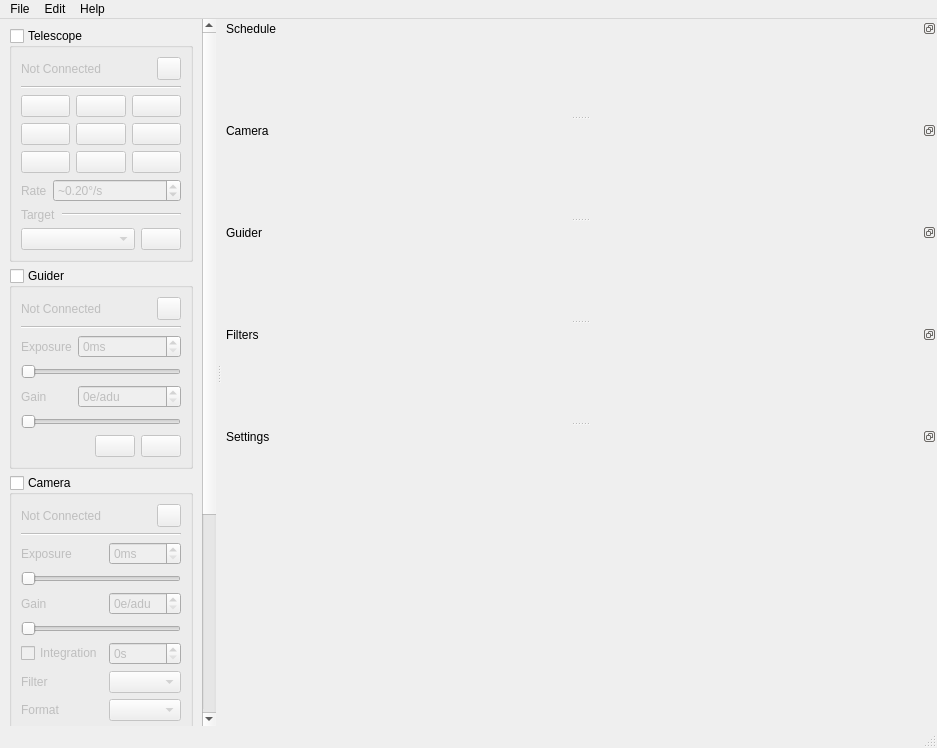
This is qt/mainwindow.ui in EthanChappel/Ecliptic as Qt 5 draws it before an edit. The edited form follows.
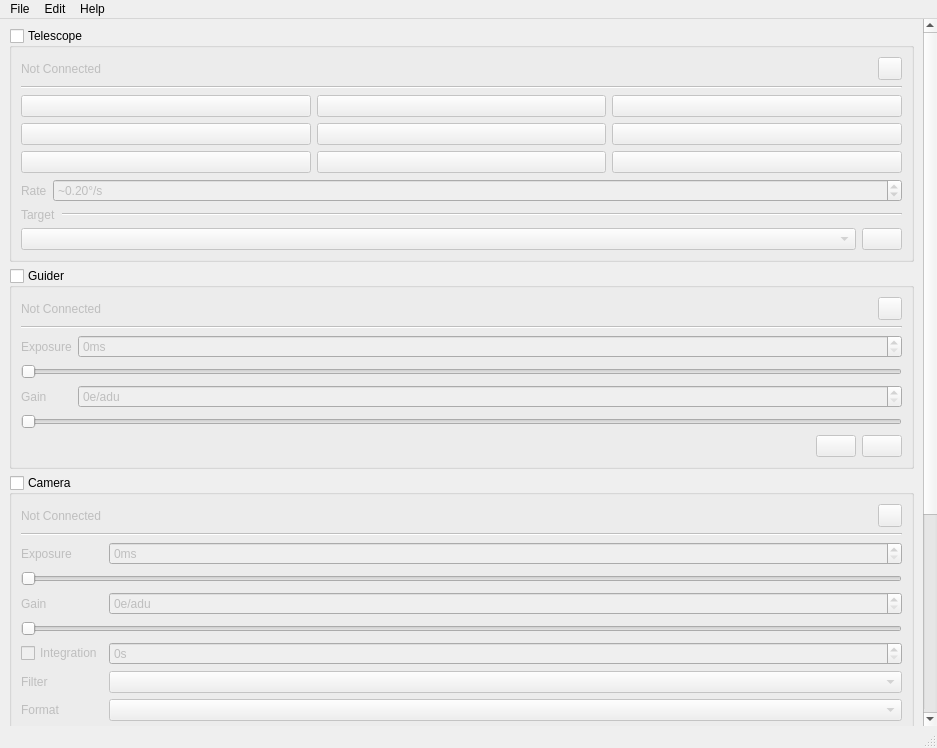
This is the edited form. Icons and pictures are not drawn.

Commit message: Change QDockWidgets into DockWindows

Diff of the .ui file:
```diff
--- a/qt/mainwindow.ui
+++ b/qt/mainwindow.ui
@@ -81,8 +81,8 @@
         <rect>
          <x>0</x>
          <y>0</y>
-         <width>215</width>
-         <height>1202</height>
+         <width>920</width>
+         <height>1247</height>
         </rect>
        </property>
        <layout class="QFormLayout" name="formLayout_4">
@@ -1418,194 +1418,6 @@
    <addaction name="menu_edit"/>
    <addaction name="help_menu"/>
   </widget>
-  <widget class="QDockWidget" name="schedule_dockwidget">
-   <property name="sizePolicy">
-    <sizepolicy hsizetype="MinimumExpanding" vsizetype="Preferred">
-     <horstretch>0</horstretch>
-     <verstretch>0</verstretch>
-    </sizepolicy>
-   </property>
-   <property name="features">
-    <set>QDockWidget::DockWidgetFloatable|QDockWidget::DockWidgetMovable</set>
-   </property>
-   <property name="allowedAreas">
-    <set>Qt::LeftDockWidgetArea|Qt::RightDockWidgetArea</set>
-   </property>
-   <property name="windowTitle">
-    <string>Schedule</string>
-   </property>
-   <attribute name="dockWidgetArea">
-    <number>2</number>
-   </attribute>
-   <widget class="QWidget" name="dockwidget_contents">
-    <layout class="QVBoxLayout" name="verticalLayout_7">
-     <property name="leftMargin">
-      <number>0</number>
-     </property>
-     <property name="topMargin">
-      <number>0</number>
-     </property>
-     <property name="rightMargin">
-      <number>0</number>
-     </property>
-    </layout>
-   </widget>
-  </widget>
-  <widget class="QDockWidget" name="camera_dockwidget">
-   <property name="sizePolicy">
-    <sizepolicy hsizetype="MinimumExpanding" vsizetype="Preferred">
-     <horstretch>0</horstretch>
-     <verstretch>0</verstretch>
-    </sizepolicy>
-   </property>
-   <property name="features">
-    <set>QDockWidget::DockWidgetFloatable|QDockWidget::DockWidgetMovable</set>
-   </property>
-   <property name="allowedAreas">
-    <set>Qt::LeftDockWidgetArea|Qt::RightDockWidgetArea</set>
-   </property>
-   <property name="windowTitle">
-    <string>Camera</string>
-   </property>
-   <attribute name="dockWidgetArea">
-    <number>2</number>
-   </attribute>
-   <widget class="QWidget" name="dockwidgetcontents_2">
-    <layout class="QVBoxLayout" name="verticalLayout_9">
-     <property name="leftMargin">
-      <number>0</number>
-     </property>
-     <property name="topMargin">
-      <number>0</number>
-     </property>
-     <property name="rightMargin">
-      <number>0</number>
-     </property>
-    </layout>
-   </widget>
-  </widget>
-  <widget class="QDockWidget" name="guider_dockwidget">
-   <property name="sizePolicy">
-    <sizepolicy hsizetype="MinimumExpanding" vsizetype="Preferred">
-     <horstretch>0</horstretch>
-     <verstretch>0</verstretch>
-    </sizepolicy>
-   </property>
-   <property name="features">
-    <set>QDockWidget::DockWidgetFloatable|QDockWidget::DockWidgetMovable</set>
-   </property>
-   <property name="allowedAreas">
-    <set>Qt::LeftDockWidgetArea|Qt::RightDockWidgetArea</set>
-   </property>
-   <property name="windowTitle">
-    <string>Guider</string>
-   </property>
-   <attribute name="dockWidgetArea">
-    <number>2</number>
-   </attribute>
-   <widget class="QWidget" name="dockwidgetcontents_3">
-    <layout class="QVBoxLayout" name="verticalLayout_10">
-     <property name="leftMargin">
-      <number>0</number>
-     </property>
-     <property name="topMargin">
-      <number>0</number>
-     </property>
-     <property name="rightMargin">
-      <number>0</number>
-     </property>
-    </layout>
-   </widget>
-  </widget>
-  <widget class="QDockWidget" name="filters_dockwidget">
-   <property name="sizePolicy">
-    <sizepolicy hsizetype="MinimumExpanding" vsizetype="Preferred">
-     <horstretch>0</horstretch>
-     <verstretch>0</verstretch>
-    </sizepolicy>
-   </property>
-   <property name="features">
-    <set>QDockWidget::DockWidgetFloatable|QDockWidget::DockWidgetMovable</set>
-   </property>
-   <property name="allowedAreas">
-    <set>Qt::LeftDockWidgetArea|Qt::RightDockWidgetArea</set>
-   </property>
-   <property name="windowTitle">
-    <string>Filters</string>
-   </property>
-   <attribute name="dockWidgetArea">
-    <number>2</number>
-   </attribute>
-   <widget class="QWidget" name="filters_dockwidgetcontents">
-    <layout class="QVBoxLayout" name="verticalLayout_5">
-     <property name="leftMargin">
-      <number>0</number>
-     </property>
-     <property name="topMargin">
-      <number>0</number>
-     </property>
-     <property name="rightMargin">
-      <number>0</number>
-     </property>
-    </layout>
-   </widget>
-  </widget>
-  <widget class="QDockWidget" name="settings_dockwidget">
-   <property name="features">
-    <set>QDockWidget::DockWidgetFloatable|QDockWidget::DockWidgetMovable</set>
-   </property>
-   <property name="allowedAreas">
-    <set>Qt::LeftDockWidgetArea|Qt::RightDockWidgetArea</set>
-   </property>
-   <property name="windowTitle">
-    <string>Settings</string>
-   </property>
-   <attribute name="dockWidgetArea">
-    <number>2</number>
-   </attribute>
-   <widget class="QWidget" name="dockWidgetContents">
-    <layout class="QVBoxLayout" name="verticalLayout_8">
-     <property name="leftMargin">
-      <number>0</number>
-     </property>
-     <property name="topMargin">
-      <number>0</number>
-     </property>
-     <property name="rightMargin">
-      <number>0</number>
-     </property>
-     <property name="bottomMargin">
-      <number>0</number>
-     </property>
-     <item>
-      <widget class="QScrollArea" name="settings_scroll_area">
-       <property name="frameShape">
-        <enum>QFrame::NoFrame</enum>
-       </property>
-       <property name="frameShadow">
-        <enum>QFrame::Plain</enum>
-       </property>
-       <property name="horizontalScrollBarPolicy">
-        <enum>Qt::ScrollBarAlwaysOff</enum>
-       </property>
-       <property name="widgetResizable">
-        <bool>true</bool>
-       </property>
-       <widget class="QWidget" name="scrollAreaWidgetContents">
-        <property name="geometry">
-         <rect>
-          <x>0</x>
-          <y>0</y>
-          <width>696</width>
-          <height>483</height>
-         </rect>
-        </property>
-       </widget>
-      </widget>
-     </item>
-    </layout>
-   </widget>
-  </widget>
   <action name="filters_action">
    <property name="icon">
     <iconset resource="resources/res.qrc">
```
Left out of the diff: 162 changed lines with no effect on the pictures. The commit also changes 4 other files.
